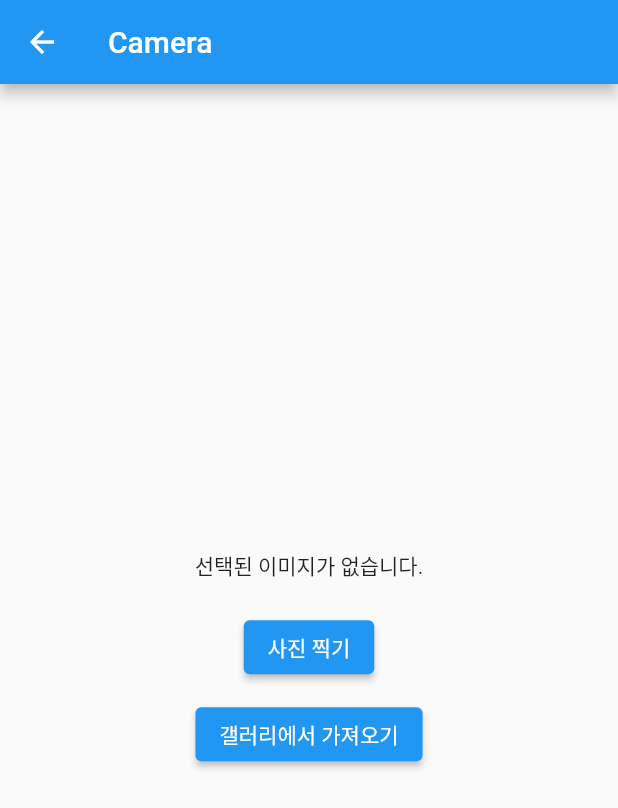
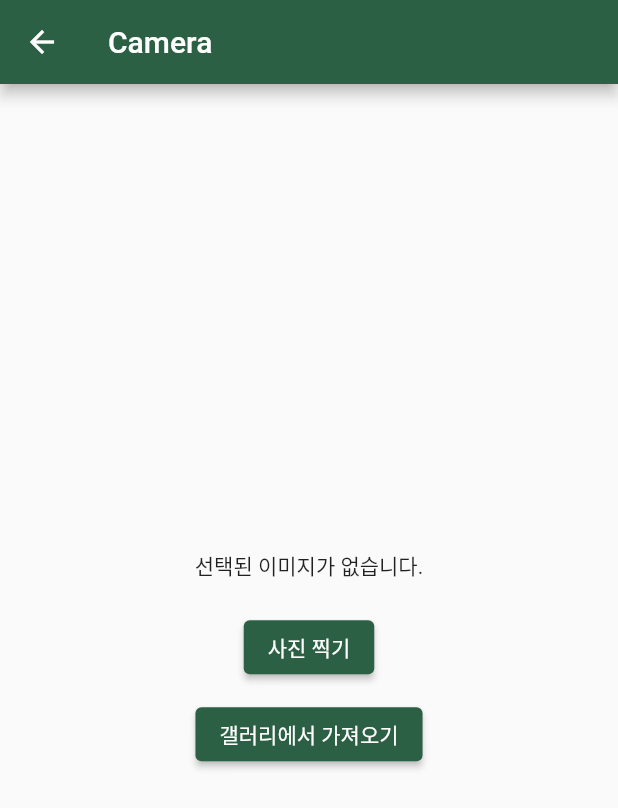
Before and after one commit to hyundo0328/DongguBat, a Flutter app: the CameraScreen screen opened directly, on a phone screen of 412 x 824 dp. Shown: the top 808 px of the screen. Run offline on Flutter 3.47's test engine with Material 2 defaults, Android fonts, the light colour scheme and no system bars; our stand-ins replace carousel_slider, geolocator, google_maps_flutter, image_picker.

Commit message:
색상 변경

```diff
--- a/lib/mypage/camera.dart
+++ b/lib/mypage/camera.dart
@@ -25,6 +25,7 @@ class _CameraScreenState extends State<CameraScreen> {
     return Scaffold(
       appBar: AppBar(
         title: Text('Camera'),
+        backgroundColor: const Color.fromARGB(255, 44, 96, 68),
       ),
       body: Center(
         child: Column(
@@ -43,6 +44,10 @@ class _CameraScreenState extends State<CameraScreen> {
               onPressed: () {
                 getImage(ImageSource.camera);
               },
+              style: ElevatedButton.styleFrom(
+                primary: const Color.fromARGB(
+                    255, 44, 96, 68), // Change button color here
+              ),
               child: Text('사진 찍기'),
             ),
             SizedBox(height: 10),
@@ -51,6 +56,10 @@ class _CameraScreenState extends State<CameraScreen> {
                 getImage(
                     ImageSource.gallery); // This opens gallery to select image
               },
+              style: ElevatedButton.styleFrom(
+                primary: const Color.fromARGB(
+                    255, 44, 96, 68), // Change button color here
+              ),
               child: Text('갤러리에서 가져오기'),
             ),
           ],
```
